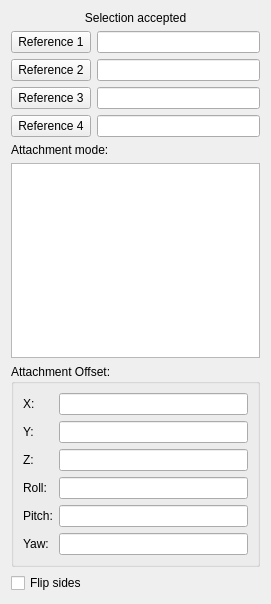
Above: src/Mod/Part/AttachmentEditor/TaskAttachmentEditor.ui from berndhahnebach/All_FreeCAD before the change. Below: the same form after it.
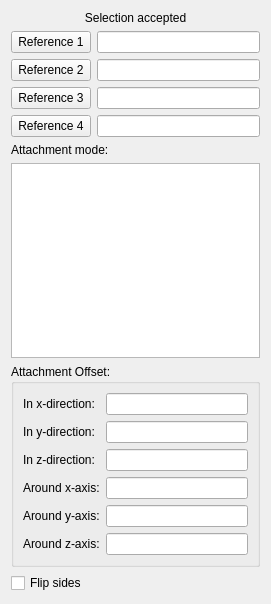
That is the form after the change. Custom widgets are drawn as their Qt base class.

What changed in the file:
```diff
--- a/src/Mod/Part/AttachmentEditor/TaskAttachmentEditor.ui
+++ b/src/Mod/Part/AttachmentEditor/TaskAttachmentEditor.ui
@@ -133,7 +133,7 @@
          </sizepolicy>
         </property>
         <property name="text">
-         <string>X:</string>
+         <string>In x-direction:</string>
         </property>
         <property name="buddy">
          <cstring>labelOffset</cstring>
@@ -149,7 +149,7 @@
          </sizepolicy>
         </property>
         <property name="text">
-         <string>Y:</string>
+         <string>In y-direction:</string>
         </property>
        </widget>
       </item>
@@ -181,7 +181,7 @@
          </sizepolicy>
         </property>
         <property name="text">
-         <string>Z:</string>
+         <string>In z-direction:</string>
         </property>
        </widget>
       </item>
@@ -213,7 +213,7 @@
          </sizepolicy>
         </property>
         <property name="text">
-         <string>Roll:</string>
+         <string>Around x-axis:</string>
         </property>
        </widget>
       </item>
@@ -226,7 +226,7 @@
          </sizepolicy>
         </property>
         <property name="text">
-         <string>Pitch:</string>
+         <string>Around y-axis:</string>
         </property>
        </widget>
       </item>
@@ -239,7 +239,7 @@
          </sizepolicy>
         </property>
         <property name="text">
-         <string>Yaw:</string>
+         <string>Around z-axis:</string>
         </property>
        </widget>
       </item>
```
